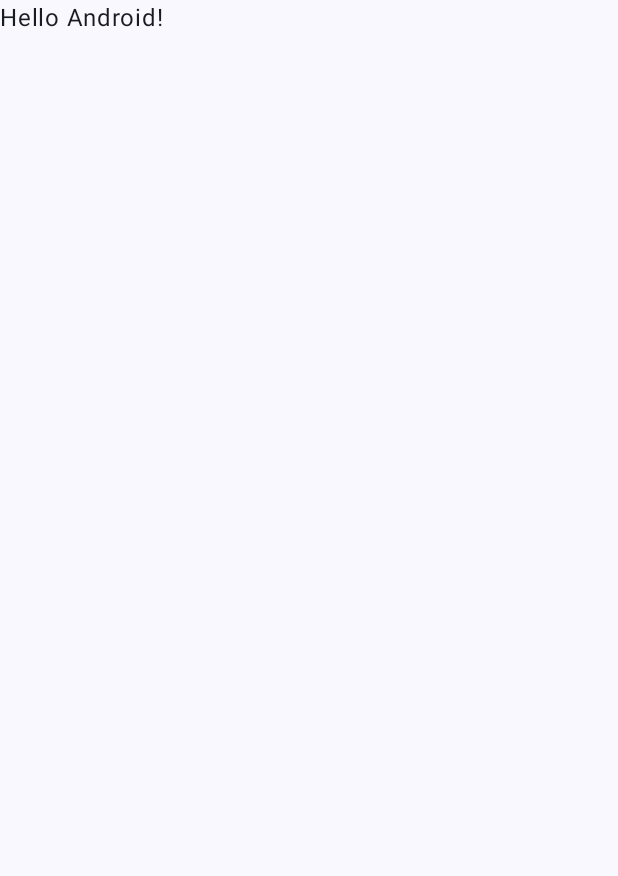
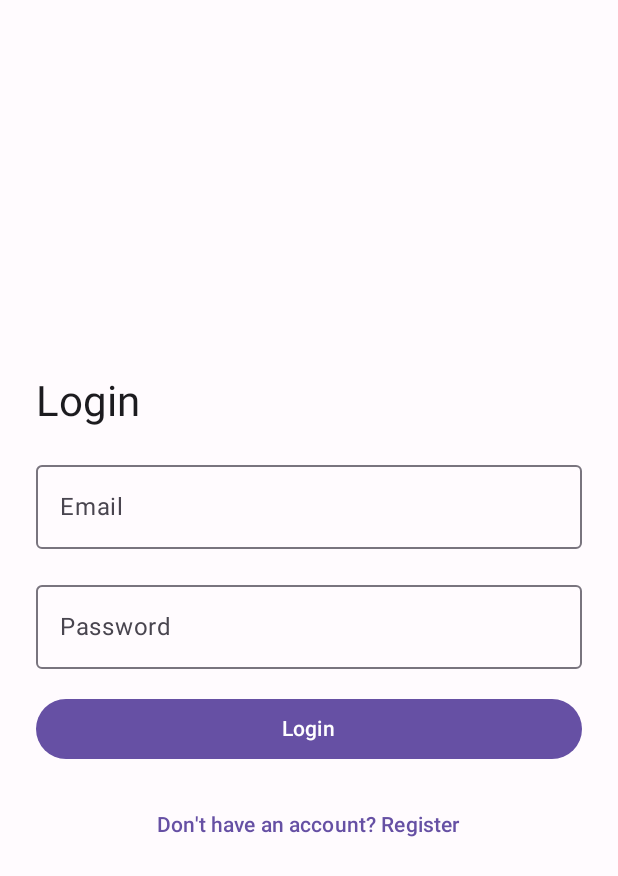
Before and after one commit to v-matej/QuizApp, an Android app built with Jetpack Compose: the screen it shows after launch (MainActivity), on a phone screen of 412 x 824 dp. Before the commit the part shown is almost empty. Shown: the top 876 px of the screen. Run offline under Robolectric (Android 15) with nearby library versions, the phone set to English and light mode, and no system bars; our stand-ins replace Firebase (no records; nobody signed in at launch, a user with empty details on screens opened directly).

Commit message:
Start adding quiz logic, auth done

```diff
--- a/app/src/main/java/com/example/quizapp/MainActivity.kt
+++ b/app/src/main/java/com/example/quizapp/MainActivity.kt
@@ -3,45 +3,31 @@ package com.example.quizapp
 import android.os.Bundle
 import androidx.activity.ComponentActivity
 import androidx.activity.compose.setContent
-import androidx.activity.enableEdgeToEdge
-import androidx.compose.foundation.layout.fillMaxSize
-import androidx.compose.foundation.layout.padding
-import androidx.compose.material3.Scaffold
-import androidx.compose.material3.Text
-import androidx.compose.runtime.Composable
+import androidx.compose.foundation.layout.fillMaxWidth
+import androidx.compose.material3.MaterialTheme
+import androidx.compose.material3.Surface
 import androidx.compose.ui.Modifier
-import androidx.compose.ui.tooling.preview.Preview
+import androidx.navigation.compose.rememberNavController
+import com.example.quizapp.navigation.NavGraph
 import com.example.quizapp.ui.theme.QuizAppTheme
 
 class MainActivity : ComponentActivity() {
+
     override fun onCreate(savedInstanceState: Bundle?) {
         super.onCreate(savedInstanceState)
-        enableEdgeToEdge()
+
         setContent {
             QuizAppTheme {
-                Scaffold(modifier = Modifier.fillMaxSize()) { innerPadding ->
-                    Greeting(
-                        name = "Android",
-                        modifier = Modifier.padding(innerPadding)
-                    )
+                Surface(
+                    modifier = Modifier.fillMaxWidth(),
+                    color = MaterialTheme.colorScheme.background,
+                    contentColor = MaterialTheme.colorScheme.onBackground
+                ) {
+                    val navController = rememberNavController()
+                    NavGraph(navController = navController)
                 }
             }
         }
+
     }
 }
-
-@Composable
-fun Greeting(name: String, modifier: Modifier = Modifier) {
-    Text(
-        text = "Hello $name!",
-        modifier = modifier
-    )
-}
-
-@Preview(showBackground = true)
-@Composable
-fun GreetingPreview() {
-    QuizAppTheme {
-        Greeting("Android")
-    }
-}
--- /dev/null
+++ b/app/src/main/java/com/example/quizapp/data/model/UserAnswer.kt
@@ -0,0 +1,6 @@
+package com.example.quizapp.data.model
+
+data class UserAnswer(
+    val questionId: String = "",
+    val selectedIndex: Int = -1
+)
--- /dev/null
+++ b/app/src/main/java/com/example/quizapp/navigation/NavGraph.kt
@@ -0,0 +1,82 @@
+package com.example.quizapp.navigation
+
+import androidx.compose.runtime.Composable
+import androidx.navigation.NavHostController
+import androidx.navigation.compose.NavHost
+import androidx.navigation.compose.composable
+import com.example.quizapp.ui.auth.AuthRoute
+import com.example.quizapp.ui.auth.LoginScreen
+import com.example.quizapp.ui.auth.RegisterScreen
+import com.example.quizapp.ui.home.HomeScreen
+import com.example.quizapp.ui.quiz.QuizPlaceholder
+import com.example.quizapp.ui.results.ResultsPlaceholder
+import com.google.firebase.auth.FirebaseAuth
+
+@Composable
+fun NavGraph(
+    navController: NavHostController
+) {
+    val currentUser = FirebaseAuth.getInstance().currentUser
+
+    NavHost(
+        navController = navController,
+        startDestination = if (currentUser != null) {
+            AuthRoute.Home.route
+        } else {
+            AuthRoute.Login.route
+        }
+    ) {
+
+        composable(AuthRoute.Login.route) {
+            LoginScreen(
+                onLoginSuccess = {
+                    navController.navigate(AuthRoute.Home.route) {
+                        popUpTo(AuthRoute.Login.route) { inclusive = true }
+                    }
+                },
+                onNavigateToRegister = {
+                    navController.navigate(AuthRoute.Register.route)
+                }
+            )
+        }
+
+        composable(AuthRoute.Register.route) {
+            RegisterScreen(
+                onRegisterSuccess = {
+                    navController.navigate(AuthRoute.Home.route) {
+                        popUpTo(AuthRoute.Register.route) { inclusive = true }
+                    }
+                },
+                onNavigateToLogin = {
+                    navController.popBackStack()
+                }
+            )
+        }
+
+        composable(AuthRoute.Quiz.route) {
+            QuizPlaceholder()
+        }
+
+        composable(AuthRoute.Results.route) {
+            ResultsPlaceholder()
+        }
+
+
+        composable(AuthRoute.Home.route) {
+            HomeScreen(
+                onStartQuiz = {
+                    navController.navigate(AuthRoute.Quiz.route)
+                },
+                onMyResults = {
+                    navController.navigate(AuthRoute.Results.route)
+                },
+                onLogout = {
+                    navController.navigate(AuthRoute.Login.route) {
+                        popUpTo(0) { inclusive = true }
+                    }
+                }
+            )
+        }
+
+    }
+}
--- /dev/null
+++ b/app/src/main/java/com/example/quizapp/ui/auth/AuthViewModel.kt
@@ -0,0 +1,58 @@
+package com.example.quizapp.ui.auth
+
+import androidx.compose.runtime.getValue
+import androidx.compose.runtime.mutableStateOf
+import androidx.compose.runtime.setValue
+import androidx.lifecycle.ViewModel
+import com.google.firebase.auth.FirebaseAuth
+
+sealed class AuthRoute(val route: String) {
+    object Login : AuthRoute("login")
+    object Register : AuthRoute("register")
+    object Home : AuthRoute("home")
+    object Quiz : AuthRoute("quiz")
+    object Results : AuthRoute("results")
+}
+
+
+class AuthViewModel : ViewModel() {
+
+    private val auth = FirebaseAuth.getInstance()
+
+    var isLoading by mutableStateOf(false)
+        private set
+
+    var errorMessage by mutableStateOf<String?>(null)
+        private set
+
+    fun login(email: String, password: String, onSuccess: () -> Unit) {
+        isLoading = true
+        auth.signInWithEmailAndPassword(email, password)
+            .addOnCompleteListener { task ->
+                isLoading = false
+                if (task.isSuccessful) {
+                    onSuccess()
+                } else {
+                    errorMessage = task.exception?.localizedMessage
+                }
+            }
+    }
+
+    fun logout(onLogout: () -> Unit) {
+        FirebaseAuth.getInstance().signOut()
+        onLogout()
+    }
+
+    fun register(email: String, password: String, onSuccess: () -> Unit) {
+        isLoading = true
+        auth.createUserWithEmailAndPassword(email, password)
+            .addOnCompleteListener { task ->
+                isLoading = false
+                if (task.isSuccessful) {
+                    onSuccess()
+                } else {
+                    errorMessage = task.exception?.localizedMessage
+                }
+            }
+    }
+}
--- /dev/null
+++ b/app/src/main/java/com/example/quizapp/ui/auth/LoginScreen.kt
@@ -0,0 +1,91 @@
+package com.example.quizapp.ui.auth
+
+import androidx.compose.foundation.layout.*
+import androidx.compose.material3.*
+import androidx.compose.runtime.*
+import androidx.compose.ui.Alignment
+import androidx.compose.ui.Modifier
+import androidx.compose.ui.text.input.PasswordVisualTransformation
+import androidx.compose.ui.unit.dp
+import androidx.lifecycle.viewmodel.compose.viewModel
+
+@Composable
+fun LoginScreen(
+    onLoginSuccess: () -> Unit,
+    onNavigateToRegister: () -> Unit,
+    authViewModel: AuthViewModel = viewModel()
+) {
+    var email by remember { mutableStateOf("") }
+    var password by remember { mutableStateOf("") }
+
+    val isLoading = authViewModel.isLoading
+    val errorMessage = authViewModel.errorMessage
+
+    Box(
+        modifier = Modifier.fillMaxSize(),
+        contentAlignment = Alignment.Center
+    ) {
+        Column(
+            modifier = Modifier
+                .fillMaxWidth()
+                .padding(24.dp),
+            verticalArrangement = Arrangement.spacedBy(16.dp)
+        ) {
+
+            Text(
+                text = "Login",
+                style = MaterialTheme.typography.headlineMedium
+            )
+
+            OutlinedTextField(
+                value = email,
+                onValueChange = { email = it },
+                label = { Text("Email") },
+                singleLine = true,
+                modifier = Modifier.fillMaxWidth()
+            )
+
+            OutlinedTextField(
+                value = password,
+                onValueChange = { password = it },
+                label = { Text("Password") },
+                singleLine = true,
+                visualTransformation = PasswordVisualTransformation(),
+                modifier = Modifier.fillMaxWidth()
+            )
+
+            if (errorMessage != null) {
+                Text(
+                    text = errorMessage,
+                    color = MaterialTheme.colorScheme.error
+                )
+            }
+
+            Button(
+                onClick = {
+                    authViewModel.login(email, password) {
+                        onLoginSuccess()
+                    }
+                },
+                enabled = !isLoading,
+                modifier = Modifier.fillMaxWidth()
+            ) {
+                if (isLoading) {
+                    CircularProgressIndicator(
+                        modifier = Modifier.size(20.dp),
+                        strokeWidth = 2.dp
+                    )
+                } else {
+                    Text("Login")
+                }
+            }
+
+            TextButton(
+                onClick = onNavigateToRegister,
+                modifier = Modifier.align(Alignment.CenterHorizontally)
+            ) {
+                Text("Don't have an account? Register")
+            }
+        }
+    }
+}
--- a/app/src/main/java/com/example/quizapp/ui/theme/Color.kt
+++ b/app/src/main/java/com/example/quizapp/ui/theme/Color.kt
@@ -9,3 +9,13 @@ val Pink80 = Color(0xFFEFB8C8)
 val Purple40 = Color(0xFF6650a4)
 val PurpleGrey40 = Color(0xFF625b71)
 val Pink40 = Color(0xFF7D5260)
+
+val BackgroundLight = Color(0xFFFFFBFE)
+val SurfaceLight = Color(0xFFFFFFFF)
+val OnBackgroundLight = Color(0xFF1C1B1F)
+val OnSurfaceLight = Color(0xFF1C1B1F)
+
+val BackgroundDark = Color(0xFF121212)
+val SurfaceDark = Color(0xFF1E1E1E)
+val OnBackgroundDark = Color(0xFFE6E1E5)
+val OnSurfaceDark = Color(0xFFE6E1E5)
--- a/app/src/main/java/com/example/quizapp/ui/theme/Theme.kt
+++ b/app/src/main/java/com/example/quizapp/ui/theme/Theme.kt
@@ -1,7 +1,5 @@
 package com.example.quizapp.ui.theme
 
-import android.app.Activity
-import android.os.Build
 import androidx.compose.foundation.isSystemInDarkTheme
 import androidx.compose.material3.MaterialTheme
 import androidx.compose.material3.darkColorScheme
@@ -11,37 +9,36 @@ import androidx.compose.material3.lightColorScheme
 import androidx.compose.runtime.Composable
 import androidx.compose.ui.platform.LocalContext
 
-private val DarkColorScheme = darkColorScheme(
-    primary = Purple80,
-    secondary = PurpleGrey80,
-    tertiary = Pink80
-)
 
 private val LightColorScheme = lightColorScheme(
     primary = Purple40,
     secondary = PurpleGrey40,
-    tertiary = Pink40
+    tertiary = Pink40,
+    background = BackgroundLight,
+    surface = SurfaceLight,
+    onBackground = OnBackgroundLight,
+    onSurface = OnSurfaceLight
+)
 
-    /* Other default colors to override
-    background = Color(0xFFFFFBFE),
-    surface = Color(0xFFFFFBFE),
-    onPrimary = Color.White,
-    onSecondary = Color.White,
-    onTertiary = Color.White,
-    onBackground = Color(0xFF1C1B1F),
-    onSurface = Color(0xFF1C1B1F),
-    */
+private val DarkColorScheme = darkColorScheme(
+    primary = Purple80,
+    secondary = PurpleGrey80,
+    tertiary = Pink80,
+    background = BackgroundDark,
+    surface = SurfaceDark,
+    onBackground = OnBackgroundDark,
+    onSurface = OnSurfaceDark
 )
 
 @Composable
 fun QuizAppTheme(
     darkTheme: Boolean = isSystemInDarkTheme(),
     // Dynamic color is available on Android 12+
-    dynamicColor: Boolean = true,
+    dynamicColor: Boolean = false,
     content: @Composable () -> Unit
 ) {
     val colorScheme = when {
-        dynamicColor && Build.VERSION.SDK_INT >= Build.VERSION_CODES.S -> {
+        dynamicColor -> {
             val context = LocalContext.current
             if (darkTheme) dynamicDarkColorScheme(context) else dynamicLightColorScheme(context)
         }
```
Also changed, not shown: app/src/main/java/com/example/quizapp/data/model/Question.kt (added, +10 -0 lines), app/src/main/java/com/example/quizapp/data/model/QuizResult.kt (added, +11 -0 lines), app/src/main/java/com/example/quizapp/data/repository/QuizRepository.kt (added, +66 -0 lines), app/src/main/java/com/example/quizapp/ui/auth/RegisterScreen.kt (added, +91 -0 lines), app/src/main/java/com/example/quizapp/ui/home/HomeScreen.kt (added, +56 -0 lines), app/src/main/java/com/example/quizapp/ui/quiz/QuizPlaceholder.kt (added, +18 -0 lines), app/src/main/java/com/example/quizapp/ui/results/ResultsPlaceholder.kt (added, +18 -0 lines).
